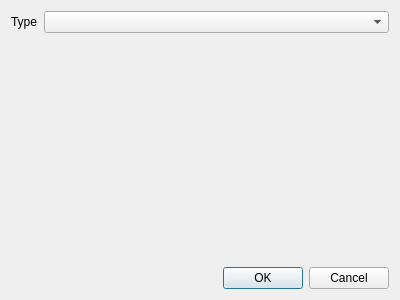
Qt form src/view/addobjectdialog.ui (Abdul-AZ/mgfield) before a commit.
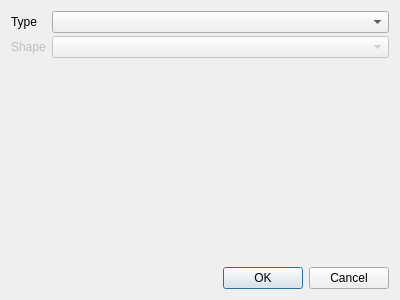
The same form after that commit.

Commit message: Add PermanentMagnet object type and add a ComboBox to AddObjectDialog for selecting different magnet shapes

```diff
--- a/src/view/addobjectdialog.ui
+++ b/src/view/addobjectdialog.ui
@@ -30,7 +30,7 @@
    <item row="0" column="0">
     <layout class="QFormLayout" name="SettingsFormLayout">
      <property name="verticalSpacing">
-      <number>0</number>
+      <number>3</number>
      </property>
      <item row="0" column="0">
       <widget class="QLabel" name="ObjectTypeLabel">
@@ -42,6 +42,23 @@
      <item row="0" column="1">
       <widget class="QComboBox" name="ObjectTypeComboBox"/>
      </item>
+     <item row="1" column="0">
+      <widget class="QLabel" name="ShapeLabel">
+       <property name="enabled">
+        <bool>false</bool>
+       </property>
+       <property name="text">
+        <string>Shape</string>
+       </property>
+      </widget>
+     </item>
+     <item row="1" column="1">
+      <widget class="QComboBox" name="ShapeComboBox">
+       <property name="enabled">
+        <bool>false</bool>
+       </property>
+      </widget>
+     </item>
     </layout>
    </item>
    <item row="2" column="0">
```
The commit also changes 9 other files.
